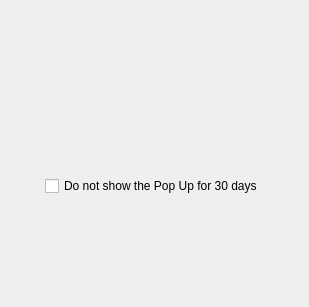
Old version of the form tababout.ui in the repository lzk/richovop.
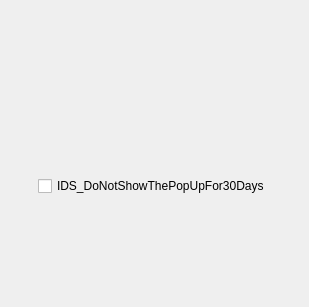
New version of the form.

Patch:
```diff
--- a/tababout.ui
+++ b/tababout.ui
@@ -43,7 +43,7 @@
          <enum>Qt::NoFocus</enum>
         </property>
         <property name="text">
-         <string>Do not show the Pop Up for 30 days</string>
+         <string>IDS_DoNotShowThePopUpFor30Days</string>
         </property>
        </widget>
       </item>
```
